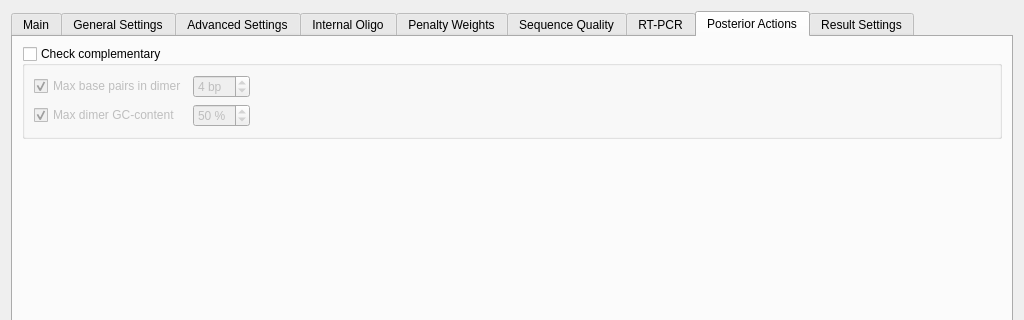
Above: src/plugins_3rdparty/primer3/src/Primer3Dialog.ui from ugeneunipro/ugene before the change; both pictures show x 0 to 1024 and y 0 to 320 of the 1024 by 768 pixel window. Below: the same form after it.
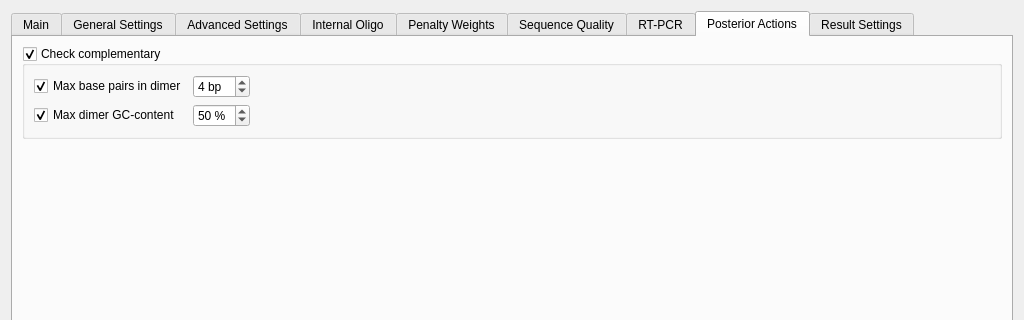
That is the form after the change.

The edit to the form file:
```diff
--- a/src/plugins_3rdparty/primer3/src/Primer3Dialog.ui
+++ b/src/plugins_3rdparty/primer3/src/Primer3Dialog.ui
@@ -6463,7 +6463,7 @@
           <bool>true</bool>
          </property>
          <property name="checked">
-          <bool>false</bool>
+          <bool>true</bool>
          </property>
          <layout class="QGridLayout" name="gridLayout_17">
           <item row="0" column="1">
```
